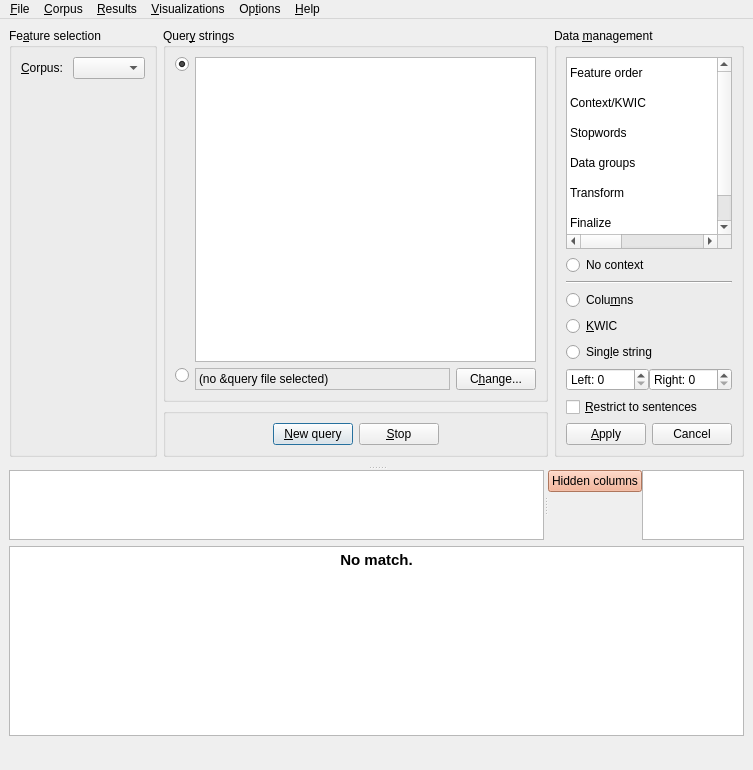
This is coquery/gui/ui/coquery.ui in gkunter/coquery as Qt 5 draws it before an edit. The edited form follows.
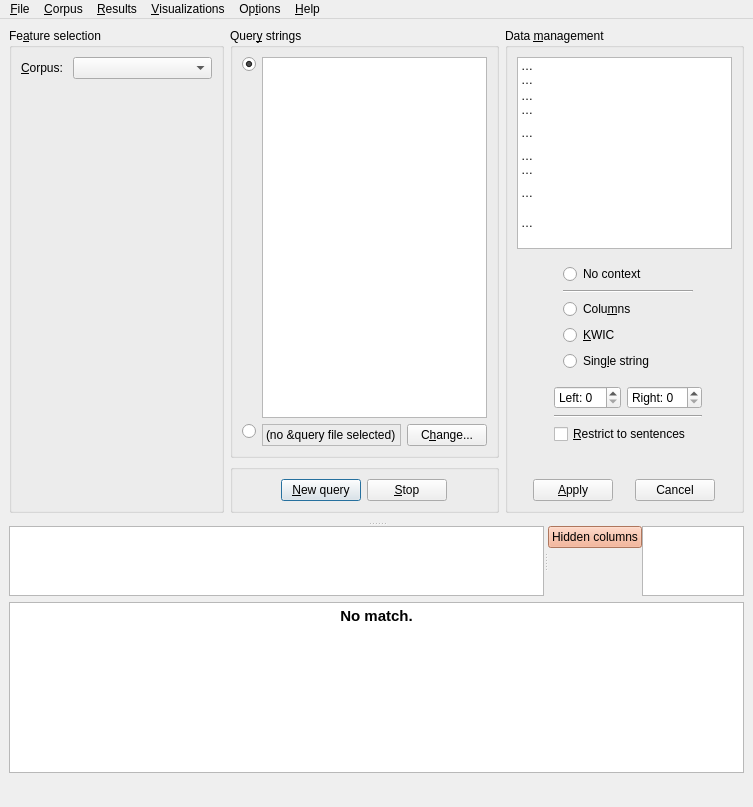
This is the edited form. The open tabs and pages were chosen to show the change. Icons and pictures are not drawn. Custom widgets are drawn as their Qt base class.

```diff
--- a/coquery/gui/ui/coquery.ui
+++ b/coquery/gui/ui/coquery.ui
@@ -7,7 +7,7 @@
     <x>0</x>
     <y>0</y>
     <width>753</width>
-    <height>770</height>
+    <height>807</height>
    </rect>
   </property>
   <property name="windowTitle">
@@ -27,7 +27,7 @@
          <verstretch>1</verstretch>
         </sizepolicy>
        </property>
-       <layout class="QGridLayout" name="gridLayout" rowstretch="0,0" columnstretch="0,1,0">
+       <layout class="QGridLayout" name="gridLayout" rowstretch="0,0" columnstretch="4,5,3">
         <property name="leftMargin">
          <number>0</number>
         </property>
@@ -40,81 +40,6 @@
         <property name="spacing">
          <number>6</number>
         </property>
-        <item row="0" column="1">
-         <widget class="QGroupBox" name="box_input_settings">
-          <property name="title">
-           <string>Quer&amp;y strings</string>
-          </property>
-          <property name="alignment">
-           <set>Qt::AlignLeading|Qt::AlignLeft|Qt::AlignTop</set>
-          </property>
-          <layout class="QGridLayout" name="gridLayout_3">
-           <item row="0" column="0" alignment="Qt::AlignTop">
-            <widget class="QRadioButton" name="radio_query_string">
-             <property name="text">
-              <string/>
-             </property>
-             <property name="checked">
-              <bool>true</bool>
-             </property>
-            </widget>
-           </item>
-           <item row="0" column="1">
-            <widget class="CoqTextEdit" name="edit_query_string">
-             <property name="sizePolicy">
-              <sizepolicy hsizetype="Expanding" vsizetype="Expanding">
-               <horstretch>0</horstretch>
-               <verstretch>0</verstretch>
-              </sizepolicy>
-             </property>
-            </widget>
-           </item>
-           <item row="1" column="0" alignment="Qt::AlignTop">
-            <widget class="QRadioButton" name="radio_query_file">
-             <property name="text">
-              <string/>
-             </property>
-            </widget>
-           </item>
-           <item row="1" column="1">
-            <layout class="QGridLayout" name="gridLayout_6" columnstretch="1,0">
-             <item row="0" column="0">
-              <widget class="CoqClickableLabel" name="edit_file_name">
-               <property name="enabled">
-                <bool>true</bool>
-               </property>
-               <property name="sizePolicy">
-                <sizepolicy hsizetype="Ignored" vsizetype="Preferred">
-                 <horstretch>0</horstretch>
-                 <verstretch>0</verstretch>
-                </sizepolicy>
-               </property>
-               <property name="frameShape">
-                <enum>QFrame::StyledPanel</enum>
-               </property>
-               <property name="frameShadow">
-                <enum>QFrame::Sunken</enum>
-               </property>
-               <property name="text">
-                <string>(no &amp;query file selected)</string>
-               </property>
-              </widget>
-             </item>
-             <item row="0" column="1">
-              <widget class="QPushButton" name="button_change_file">
-               <property name="text">
-                <string>C&amp;hange...</string>
-               </property>
-               <property name="shortcut">
-                <string>Alt+B</string>
-               </property>
-              </widget>
-             </item>
-            </layout>
-           </item>
-          </layout>
-         </widget>
-        </item>
         <item row="0" column="2" rowspan="2">
          <widget class="QGroupBox" name="group_management">
           <property name="sizePolicy">
@@ -126,7 +51,7 @@
           <property name="title">
            <string>Data &amp;management</string>
           </property>
-          <layout class="QVBoxLayout" name="verticalLayout" stretch="0,1,0">
+          <layout class="QVBoxLayout" name="verticalLayout" stretch="0,0,0">
            <item>
             <widget class="QTableWidget" name="list_toolbox">
              <property name="sizePolicy">
@@ -159,6 +84,12 @@
              <attribute name="horizontalHeaderVisible">
               <bool>false</bool>
              </attribute>
+             <attribute name="horizontalHeaderDefaultSectionSize">
+              <number>0</number>
+             </attribute>
+             <attribute name="horizontalHeaderMinimumSectionSize">
+              <number>0</number>
+             </attribute>
              <attribute name="verticalHeaderVisible">
               <bool>false</bool>
              </attribute>
@@ -272,7 +203,7 @@
               </sizepolicy>
              </property>
              <property name="currentIndex">
-              <number>5</number>
+              <number>1</number>
              </property>
              <widget class="QWidget" name="tool_widget_column_order">
               <layout class="QVBoxLayout" name="verticalLayout_11">
@@ -294,14 +225,32 @@
                 <number>0</number>
                </property>
                <item>
+                <layout class="QGridLayout" name="gridLayout_5" rowstretch="0,0,0,0,1" columnstretch="1,0,0,1">
+                 <property name="margin">
+                  <number>0</number>
+                 </property>
+                 <item row="0" column="0">
+                  <spacer name="horizontalSpacer_7">
+                   <property name="orientation">
+                    <enum>Qt::Horizontal</enum>
+                   </property>
+                   <property name="sizeHint" stdset="0">
+                    <size>
+                     <width>0</width>
+                     <height>20</height>
+                    </size>
+                   </property>
+                  </spacer>
+                 </item>
+                 <item row="0" column="1" colspan="2">
                 <widget class="QWidget" name="widget_context" native="true">
+                   <property name="sizePolicy">
+                    <sizepolicy hsizetype="Preferred" vsizetype="Minimum">
+                     <horstretch>0</horstretch>
+                     <verstretch>0</verstretch>
+                    </sizepolicy>
+                   </property>
                  <layout class="QVBoxLayout" name="verticalLayout_2">
-                  <property name="spacing">
-                   <number>6</number>
-                  </property>
-                  <property name="margin">
-                   <number>0</number>
-                  </property>
                   <item>
                    <widget class="QRadioButton" name="radio_context_mode_none">
                     <property name="text">
@@ -349,12 +298,20 @@
                  </layout>
                 </widget>
                </item>
-               <item>
-                <layout class="QHBoxLayout" name="horizontalLayout_4" stretch="1,1">
-                 <property name="spacing">
-                  <number>0</number>
-                 </property>
-                 <item>
+                 <item row="0" column="3">
+                  <spacer name="horizontalSpacer_8">
+                   <property name="orientation">
+                    <enum>Qt::Horizontal</enum>
+                   </property>
+                   <property name="sizeHint" stdset="0">
+                    <size>
+                     <width>0</width>
+                     <height>20</height>
+                    </size>
+                   </property>
+                  </spacer>
+                 </item>
+                 <item row="1" column="1">
                   <widget class="QSpinBox" name="context_left_span">
                    <property name="sizePolicy">
                     <sizepolicy hsizetype="Preferred" vsizetype="Fixed">
@@ -373,7 +330,7 @@
                    </property>
                   </widget>
                  </item>
-                 <item alignment="Qt::AlignTop">
+                 <item row="1" column="2">
                   <widget class="QSpinBox" name="context_right_span">
                    <property name="sizePolicy">
                     <sizepolicy hsizetype="Preferred" vsizetype="Fixed">
@@ -395,16 +352,21 @@
                    </property>
                   </widget>
                  </item>
-                </layout>
-               </item>
-               <item>
+                 <item row="2" column="1" colspan="2">
+                  <widget class="Line" name="line_2">
+                   <property name="orientation">
+                    <enum>Qt::Horizontal</enum>
+                   </property>
+                  </widget>
+                 </item>
+                 <item row="3" column="1" colspan="2">
                 <widget class="QCheckBox" name="check_restrict">
                  <property name="text">
                   <string>&amp;Restrict to sentences</string>
                  </property>
                 </widget>
                </item>
-               <item>
+                 <item row="4" column="0" colspan="3">
                 <spacer name="verticalSpacer_2">
                  <property name="orientation">
                   <enum>Qt::Vertical</enum>
@@ -418,6 +380,8 @@
                 </spacer>
                </item>
               </layout>
+               </item>
+              </layout>
              </widget>
              <widget class="QWidget" name="tool_widget_page_stopwords">
               <layout class="QVBoxLayout" name="verticalLayout_5">
@@ -425,37 +389,61 @@
                 <number>0</number>
                </property>
                <item>
+                <layout class="QGridLayout" name="gridLayout_4" columnstretch="1,0,1">
+                 <item row="0" column="1">
                 <widget class="QLabel" name="label_stopwords">
                  <property name="text">
                   <string>Number of stop words: {}</string>
                  </property>
                 </widget>
                </item>
-               <item>
+                 <item row="1" column="0">
+                  <spacer name="horizontalSpacer_3">
+                   <property name="orientation">
+                    <enum>Qt::Horizontal</enum>
+                   </property>
+                   <property name="sizeHint" stdset="0">
+                    <size>
+                     <width>0</width>
+                     <height>20</height>
+                    </size>
+                   </property>
+                  </spacer>
+                 </item>
+                 <item row="1" column="1">
                 <widget class="QPushButton" name="button_stopwords">
-                 <property name="sizePolicy">
-                  <sizepolicy hsizetype="Minimum" vsizetype="Fixed">
-                   <horstretch>0</horstretch>
-                   <verstretch>0</verstretch>
-                  </sizepolicy>
-                 </property>
                  <property name="text">
                   <string>Change stop &amp;words...</string>
                  </property>
                 </widget>
                </item>
-               <item>
+                 <item row="1" column="2">
+                  <spacer name="horizontalSpacer_6">
+                   <property name="orientation">
+                    <enum>Qt::Horizontal</enum>
+                   </property>
+                   <property name="sizeHint" stdset="0">
+                    <size>
+                     <width>0</width>
+                     <height>31</height>
+                    </size>
+                   </property>
+                  </spacer>
+                 </item>
+                 <item row="2" column="1">
                 <spacer name="verticalSpacer_6">
                  <property name="orientation">
                   <enum>Qt::Vertical</enum>
                  </property>
                  <property name="sizeHint" stdset="0">
                   <size>
-                   <width>20</width>
-                   <height>0</height>
+                     <width>215</width>
+                     <height>167</height>
                   </size>
                  </property>
                 </spacer>
+                 </item>
+                </layout>
                </item>
               </layout>
              </widget>
@@ -487,7 +475,11 @@
                 <number>0</number>
                </property>
                <item>
-                <layout class="QVBoxLayout" name="layout_aggregate"/>
+                <layout class="QVBoxLayout" name="layout_aggregate">
+                 <property name="margin">
+                  <number>0</number>
+                 </property>
+                </layout>
                </item>
                <item>
                 <spacer name="verticalSpacer_3">
@@ -510,29 +502,41 @@
                 <number>0</number>
                </property>
                <item>
-                <widget class="QPushButton" name="button_add_summary_function">
-                 <property name="text">
-                  <string>Summary functions{}...</string>
-                 </property>
-                </widget>
-               </item>
-               <item>
-                <widget class="QPushButton" name="button_filters">
-                 <property name="text">
-                  <string>Filter results{}...</string>
-                 </property>
-                </widget>
-               </item>
-               <item>
-                <layout class="QGridLayout" name="gridLayout_2" columnstretch="0,1">
-                 <item row="0" column="0">
+                <layout class="QGridLayout" name="gridLayout_2" columnstretch="1,0,0,1">
+                 <item row="0" column="0" rowspan="2">
+                  <spacer name="horizontalSpacer_4">
+                   <property name="orientation">
+                    <enum>Qt::Horizontal</enum>
+                   </property>
+                   <property name="sizeHint" stdset="0">
+                    <size>
+                     <width>0</width>
+                     <height>20</height>
+                    </size>
+                   </property>
+                  </spacer>
+                 </item>
+                 <item row="0" column="3" rowspan="2">
+                  <spacer name="horizontalSpacer_5">
+                   <property name="orientation">
+                    <enum>Qt::Horizontal</enum>
+                   </property>
+                   <property name="sizeHint" stdset="0">
+                    <size>
+                     <width>0</width>
+                     <height>69</height>
+                    </size>
+                   </property>
+                  </spacer>
+                 </item>
+                 <item row="2" column="1">
                   <widget class="QCheckBox" name="check_sample_matches">
                    <property name="text">
                     <string/>
                    </property>
                   </widget>
                  </item>
-                 <item row="0" column="1">
+                 <item row="2" column="2">
                   <widget class="QLabel" name="label">
                    <property name="text">
                     <string>Show &amp;random sample:</string>
@@ -542,13 +546,27 @@
                    </property>
                   </widget>
                  </item>
-                 <item row="1" column="1">
+                 <item row="3" column="2">
                   <widget class="QSpinBox" name="spin_sample_size">
                    <property name="suffix">
                     <string> match(es)</string>
                    </property>
                   </widget>
                  </item>
+                 <item row="1" column="1" colspan="2">
+                  <widget class="QPushButton" name="button_filters">
+                   <property name="text">
+                    <string>Filter results{}...</string>
+                   </property>
+                  </widget>
+                 </item>
+                 <item row="0" column="1" colspan="2">
+                  <widget class="QPushButton" name="button_add_summary_function">
+                   <property name="text">
+                    <string>Summary functions{}...</string>
+                   </property>
+                  </widget>
+                 </item>
                 </layout>
                </item>
                <item>
@@ -609,6 +627,81 @@
           </layout>
          </widget>
         </item>
+        <item row="0" column="1">
+         <widget class="QGroupBox" name="box_input_settings">
+          <property name="title">
+           <string>Quer&amp;y strings</string>
+          </property>
+          <property name="alignment">
+           <set>Qt::AlignLeading|Qt::AlignLeft|Qt::AlignTop</set>
+          </property>
+          <layout class="QGridLayout" name="gridLayout_3">
+           <item row="0" column="0" alignment="Qt::AlignTop">
+            <widget class="QRadioButton" name="radio_query_string">
+             <property name="text">
+              <string/>
+             </property>
+             <property name="checked">
+              <bool>true</bool>
+             </property>
+            </widget>
+           </item>
+           <item row="0" column="1">
+            <widget class="CoqTextEdit" name="edit_query_string">
+             <property name="sizePolicy">
+              <sizepolicy hsizetype="Expanding" vsizetype="Expanding">
+               <horstretch>0</horstretch>
+               <verstretch>0</verstretch>
+              </sizepolicy>
+             </property>
+            </widget>
+           </item>
+           <item row="1" column="0" alignment="Qt::AlignTop">
+            <widget class="QRadioButton" name="radio_query_file">
+             <property name="text">
+              <string/>
+             </property>
+            </widget>
+           </item>
+           <item row="1" column="1">
+            <layout class="QGridLayout" name="gridLayout_6" columnstretch="1,0">
+             <item row="0" column="0">
+              <widget class="CoqClickableLabel" name="edit_file_name">
+               <property name="enabled">
+                <bool>true</bool>
+               </property>
+               <property name="sizePolicy">
+                <sizepolicy hsizetype="Ignored" vsizetype="Preferred">
+                 <horstretch>0</horstretch>
+                 <verstretch>0</verstretch>
+                </sizepolicy>
+               </property>
+               <property name="frameShape">
+                <enum>QFrame::StyledPanel</enum>
+               </property>
+               <property name="frameShadow">
+                <enum>QFrame::Sunken</enum>
+               </property>
+               <property name="text">
+                <string>(no &amp;query file selected)</string>
+               </property>
+              </widget>
+             </item>
+             <item row="0" column="1">
+              <widget class="QPushButton" name="button_change_file">
+               <property name="text">
+                <string>C&amp;hange...</string>
+               </property>
+               <property name="shortcut">
+                <string>Alt+B</string>
+               </property>
+              </widget>
+             </item>
+            </layout>
+           </item>
+          </layout>
+         </widget>
+        </item>
         <item row="1" column="1">
          <widget class="QGroupBox" name="groupBox_2">
           <layout class="QHBoxLayout" name="horizontalLayout_3">
@@ -894,7 +987,7 @@
            <string>&lt;!DOCTYPE HTML PUBLIC &quot;-//W3C//DTD HTML 4.0//EN&quot; &quot;http://www.w3.org/TR/REC-html40/strict.dtd&quot;&gt;
 &lt;html&gt;&lt;head&gt;&lt;meta name=&quot;qrichtext&quot; content=&quot;1&quot; /&gt;&lt;style type=&quot;text/css&quot;&gt;
 p, li { white-space: pre-wrap; }
-&lt;/style&gt;&lt;/head&gt;&lt;body style=&quot; font-family:'Oxygen-Sans'; font-size:10pt; font-weight:400; font-style:normal;&quot;&gt;
+&lt;/style&gt;&lt;/head&gt;&lt;body style=&quot; font-family:'Noto Sans'; font-size:13pt; font-weight:400; font-style:normal;&quot;&gt;
 &lt;p align=&quot;center&quot; style=&quot; margin-top:0px; margin-bottom:0px; margin-left:0px; margin-right:0px; -qt-block-indent:0; text-indent:0px;&quot;&gt;&lt;span style=&quot; font-family:'Droid Sans'; font-size:11pt; font-weight:600;&quot;&gt;No match.&lt;/span&gt;&lt;/p&gt;&lt;/body&gt;&lt;/html&gt;</string>
           </property>
           <property name="textInteractionFlags">
@@ -917,7 +1010,7 @@
      <x>0</x>
      <y>0</y>
      <width>753</width>
-     <height>27</height>
+     <height>31</height>
     </rect>
    </property>
    <widget class="QMenu" name="menuFile">
```
Left out of the diff: 11 changed lines with no effect on the pictures. Lines whose indentation alone changed are shown as unchanged.
